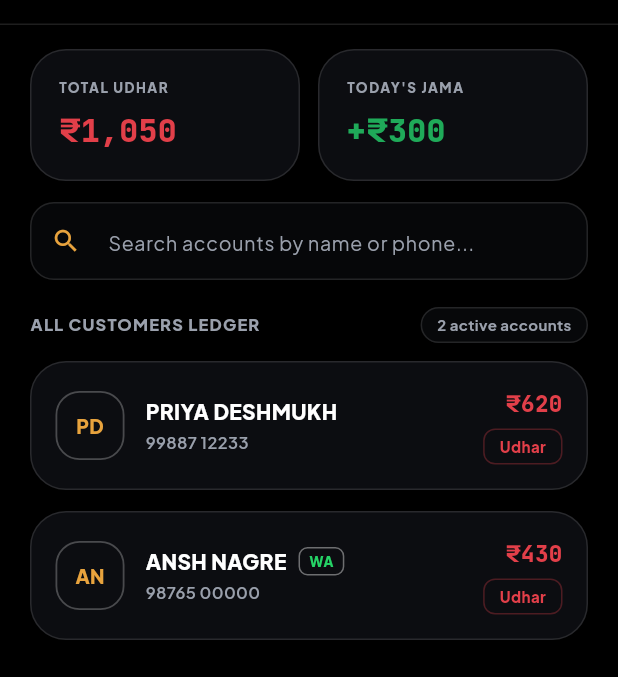
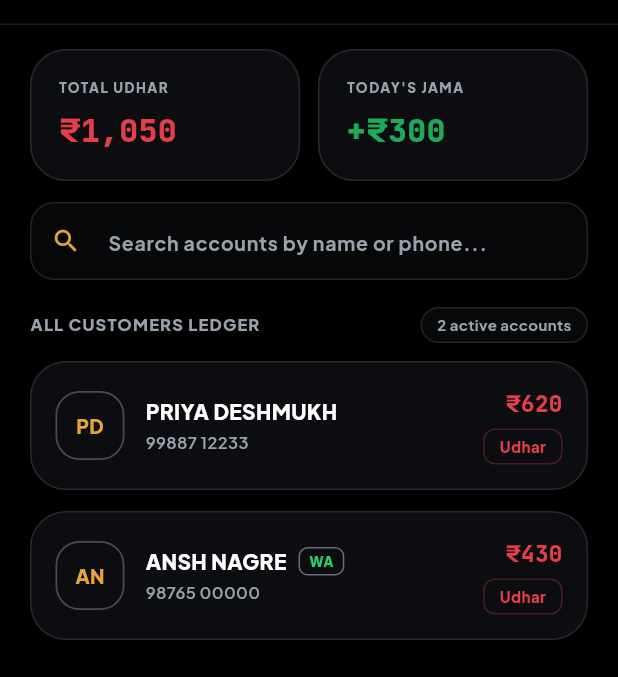
Before and after one commit to AnshNagre/prem_kirana_ledger, a Flutter app: the screen it shows after launch, on a phone screen of 412 x 824 dp, the part 86-763 px from its top. Run offline on Flutter 3.47's test engine with Material 3 defaults, Android fonts, the phone set to English and light mode, and no system bars; our stand-ins replace google_fonts, image_picker, package_info_plus, pdf, printing, share_plus and 1 more; network calls fail.

Commit message:
Apply global bold theme styles to body and title typography

```diff
--- a/lib/theme/app_theme.dart
+++ b/lib/theme/app_theme.dart
@@ -101,7 +101,15 @@ class AppColors extends ThemeExtension<AppColors> {
 
 class AppTheme {
   static TextTheme _textTheme(Color body) {
-    return GoogleFonts.plusJakartaSansTextTheme().apply(
+    final base = GoogleFonts.plusJakartaSansTextTheme();
+    return base.copyWith(
+      bodyLarge: base.bodyLarge?.copyWith(fontWeight: FontWeight.bold, color: body),
+      bodyMedium: base.bodyMedium?.copyWith(fontWeight: FontWeight.bold, color: body),
+      bodySmall: base.bodySmall?.copyWith(fontWeight: FontWeight.bold, color: body),
+      titleLarge: base.titleLarge?.copyWith(fontWeight: FontWeight.bold, color: body),
+      titleMedium: base.titleMedium?.copyWith(fontWeight: FontWeight.bold, color: body),
+      titleSmall: base.titleSmall?.copyWith(fontWeight: FontWeight.bold, color: body),
+    ).apply(
       bodyColor: body,
       displayColor: body,
     );
```
